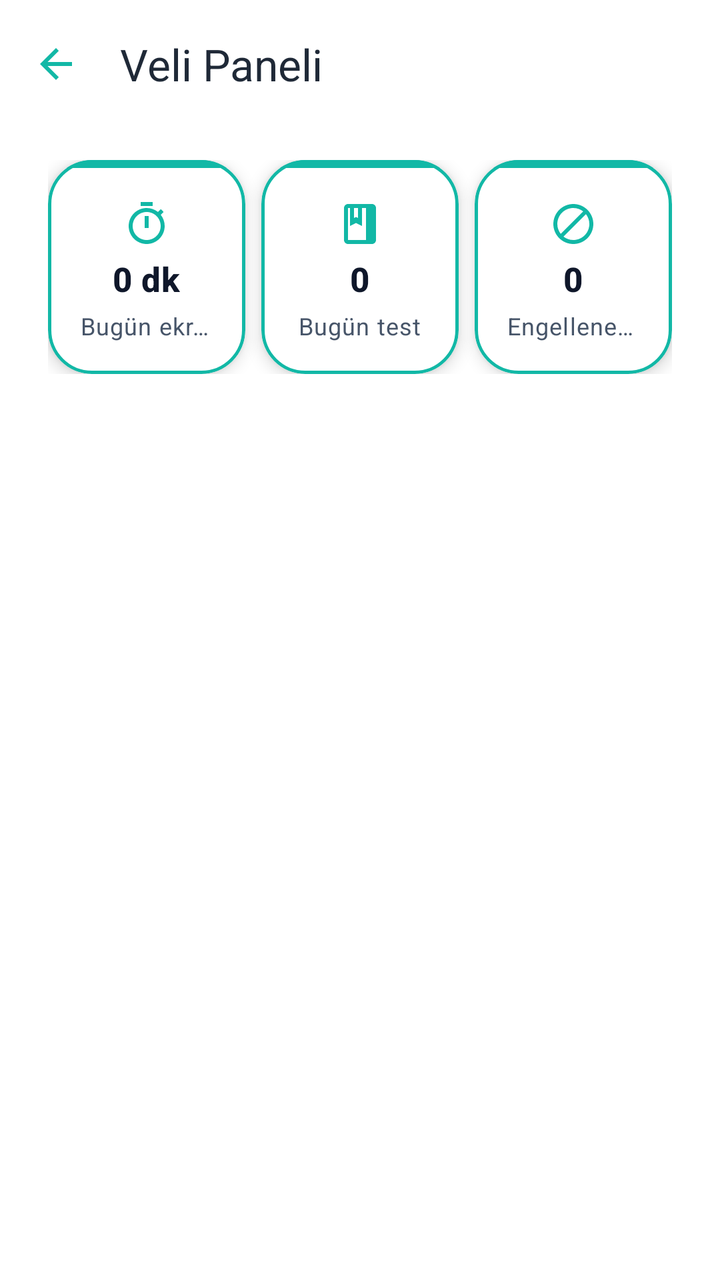
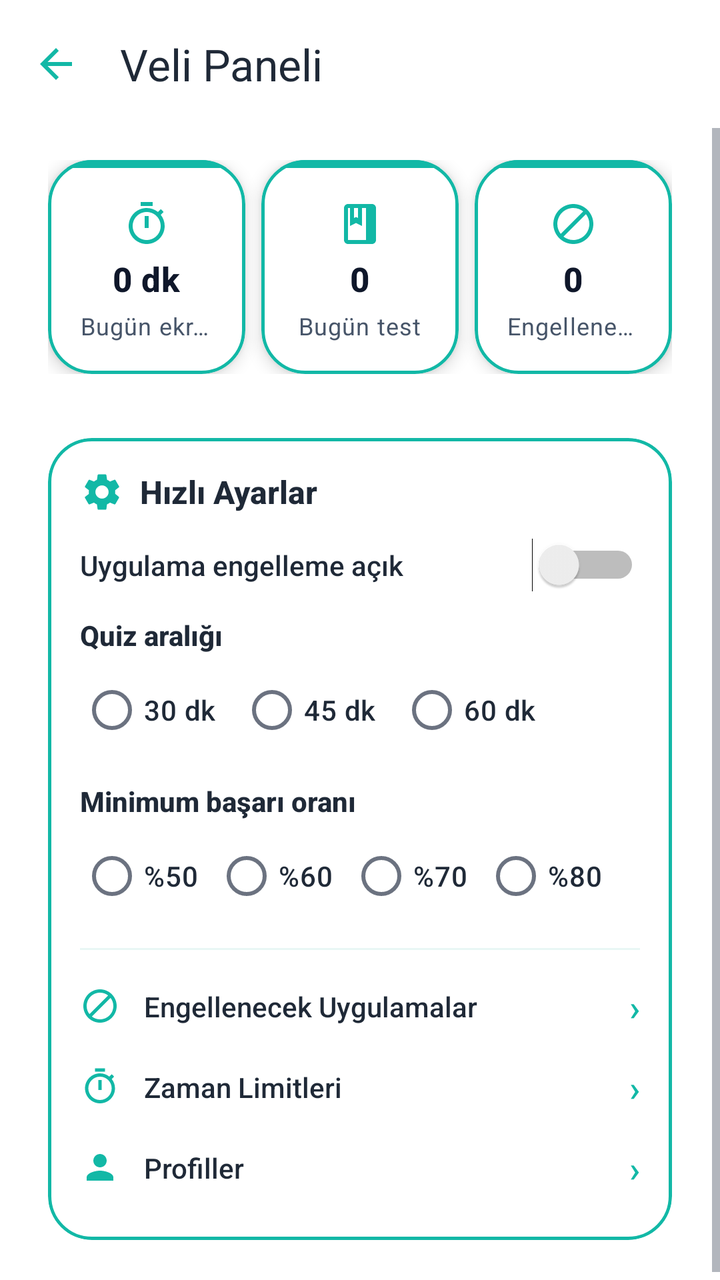

Before-and-after screenshots of an Android layout around one commit, followed by the original layout XML and the change that was made.
<!-- AndroidManifest.xml: application theme Theme.BrainBuddy -->
<!-- res/layout/activity_parent.xml -->
<?xml version="1.0" encoding="utf-8"?>
<LinearLayout xmlns:android="http://schemas.android.com/apk/res/android"
    xmlns:app="http://schemas.android.com/apk/res-auto"
    xmlns:tools="http://schemas.android.com/tools"
    android:layout_width="match_parent"
    android:layout_height="match_parent"
    android:orientation="vertical"
    android:background="@color/white">

    <com.google.android.material.appbar.MaterialToolbar
        android:id="@+id/toolbar"
        android:layout_width="match_parent"
        android:layout_height="?attr/actionBarSize"
        android:background="@color/white"
        app:title="@string/parent_hub_title"
        app:titleTextColor="@color/bb_text"
        app:navigationIcon="?attr/homeAsUpIndicator"
        app:navigationIconTint="?attr/colorPrimary" />

    <ScrollView
        android:layout_width="match_parent"
        android:layout_height="match_parent"
        android:fillViewport="true"
        android:clipToPadding="false"
        android:overScrollMode="never">

        <LinearLayout
            android:layout_width="match_parent"
            android:layout_height="wrap_content"
            android:orientation="vertical"
            android:paddingStart="@dimen/space_24"
            android:paddingEnd="@dimen/space_24"
            android:paddingTop="@dimen/space_16"
            android:paddingBottom="@dimen/space_24">

            
            <LinearLayout
                android:id="@+id/summaryRow"
                android:layout_width="match_parent"
                android:layout_height="wrap_content"
                android:orientation="horizontal"
                android:baselineAligned="false"
                android:layout_marginBottom="@dimen/space_16">

                <com.google.android.material.card.MaterialCardView
                    style="@style/Widget.BrainBuddy.AppCardWhite"
                    android:layout_width="0dp"
                    android:layout_height="wrap_content"
                    android:layout_weight="1"
                    android:layout_marginEnd="@dimen/space_4">

                    <LinearLayout
                        android:layout_width="match_parent"
                        android:layout_height="wrap_content"
                        android:orientation="vertical">

                        <View
                            android:layout_width="match_parent"
                            android:layout_height="@dimen/app_accent_bar_height"
                            android:background="@color/emerald_primary" />

                        <LinearLayout
                            android:layout_width="match_parent"
                            android:layout_height="wrap_content"
                            android:orientation="vertical"
                            android:padding="@dimen/space_16"
                            android:gravity="center">

                            <ImageView
                                android:layout_width="24dp"
                                android:layout_height="24dp"
                                android:src="@drawable/ic_timer"
                                android:tint="@color/emerald_primary"
                                app:tint="@color/emerald_primary"
                                android:contentDescription="@null" />

                            <TextView
                                android:id="@+id/tvTodayScreenTime"
                                style="@style/TextAppearance.BrainBuddy.AppTitle"
                                android:layout_width="wrap_content"
                                android:layout_height="wrap_content"
                                android:layout_marginTop="@dimen/space_4"
                                android:text="0 dk"
                                android:maxLines="1"
                                android:ellipsize="end" />

                            <TextView
                                style="@style/TextAppearance.BrainBuddy.AppSubtitle"
                                android:layout_width="wrap_content"
                                android:layout_height="wrap_content"
                                android:layout_marginTop="@dimen/space_4"
                                android:text="@string/parent_summary_screen_time"
                                android:maxLines="1"
                                android:ellipsize="end" />
                        </LinearLayout>
                    </LinearLayout>
                </com.google.android.material.card.MaterialCardView>

                <com.google.android.material.card.MaterialCardView
                    style="@style/Widget.BrainBuddy.AppCardWhite"
                    android:layout_width="0dp"
                    android:layout_height="wrap_content"
                    android:layout_weight="1"
                    android:layout_marginHorizontal="@dimen/space_4">

                    <LinearLayout
                        android:layout_width="match_parent"
                        android:layout_height="wrap_content"
                        android:orientation="vertical">

                        <View
                            android:layout_width="match_parent"
                            android:layout_height="@dimen/app_accent_bar_height"
                            android:background="@color/emerald_primary" />

                        <LinearLayout
                            android:layout_width="match_parent"
                            android:layout_height="wrap_content"
                            android:orientation="vertical"
                            android:padding="@dimen/space_16"
                            android:gravity="center">

                            <ImageView
                                android:layout_width="24dp"
                                android:layout_height="24dp"
                                android:src="@drawable/ic_quiz"
                                android:tint="@color/emerald_primary"
                                app:tint="@color/emerald_primary"
                                android:contentDescription="@null" />

                            <TextView
                                android:id="@+id/tvTodayTests"
                                style="@style/TextAppearance.BrainBuddy.AppTitle"
                                android:layout_width="wrap_content"
                                android:layout_height="wrap_content"
                                android:layout_marginTop="@dimen/space_4"
                                android:text="0"
                                android:maxLines="1"
                                android:ellipsize="end" />

                            <TextView
                                style="@style/TextAppearance.BrainBuddy.AppSubtitle"
                                android:layout_width="wrap_content"
                                android:layout_height="wrap_content"
                                android:layout_marginTop="@dimen/space_4"
                                android:text="@string/parent_summary_tests"
                                android:maxLines="1"
                                android:ellipsize="end" />
                        </LinearLayout>
                    </LinearLayout>
                </com.google.android.material.card.MaterialCardView>

                <com.google.android.material.card.MaterialCardView
                    style="@style/Widget.BrainBuddy.AppCardWhite"
                    android:layout_width="0dp"
                    android:layout_height="wrap_content"
                    android:layout_weight="1"
                    android:layout_marginStart="@dimen/space_4">

                    <LinearLayout
                        android:layout_width="match_parent"
                        android:layout_height="wrap_content"
                        android:orientation="vertical">

                        <View
                            android:layout_width="match_parent"
                            android:layout_height="@dimen/app_accent_bar_height"
                            android:background="@color/emerald_primary" />

                        <LinearLayout
                            android:layout_width="match_parent"
                            android:layout_height="wrap_content"
                            android:orientation="vertical"
                            android:padding="@dimen/space_16"
                            android:gravity="center">

                            <ImageView
                                android:layout_width="24dp"
                                android:layout_height="24dp"
                                android:src="@drawable/ic_block"
                                android:tint="@color/emerald_primary"
                                app:tint="@color/emerald_primary"
                                android:contentDescription="@null" />

                            <TextView
                                android:id="@+id/tvBlockedAppsCount"
                                style="@style/TextAppearance.BrainBuddy.AppTitle"
                                android:layout_width="wrap_content"
                                android:layout_height="wrap_content"
                                android:layout_marginTop="@dimen/space_4"
                                android:text="0"
                                android:maxLines="1"
                                android:ellipsize="end" />

                            <TextView
                                style="@style/TextAppearance.BrainBuddy.AppSubtitle"
                                android:layout_width="wrap_content"
                                android:layout_height="wrap_content"
                                android:layout_marginTop="@dimen/space_4"
                                android:text="@string/parent_summary_blocked"
                                android:maxLines="1"
                                android:ellipsize="end" />
                        </LinearLayout>
                    </LinearLayout>
                </com.google.android.material.card.MaterialCardView>
            </LinearLayout>

            
            <androidx.recyclerview.widget.RecyclerView
                android:layout_marginTop="@dimen/space_16"
                android:id="@+id/gridParentCategories"
                android:layout_width="match_parent"
                android:layout_height="wrap_content"
                android:nestedScrollingEnabled="false"
                android:clipToPadding="false"
                tools:listitem="@layout/item_parent_category"
                tools:itemCount="5"
                tools:layoutManager="androidx.recyclerview.widget.GridLayoutManager" />
        </LinearLayout>
    </ScrollView>
</LinearLayout>
<!-- res/layout/item_parent_category.xml (included above) -->
<?xml version="1.0" encoding="utf-8"?>
<com.google.android.material.card.MaterialCardView xmlns:android="http://schemas.android.com/apk/res/android"
    xmlns:app="http://schemas.android.com/apk/res-auto"
    android:id="@+id/cardRoot"
    style="@style/Widget.BrainBuddy.AppCardWhite"
    android:layout_width="match_parent"
    android:layout_height="wrap_content"
    android:layout_margin="@dimen/space_8"
    android:minHeight="130dp">

    <LinearLayout
        android:layout_width="match_parent"
        android:layout_height="wrap_content"
        android:orientation="vertical"
        android:gravity="center_horizontal">

        <View
            android:layout_width="match_parent"
            android:layout_height="@dimen/app_accent_bar_height"
            android:background="@color/emerald_primary" />

        <LinearLayout
            android:layout_width="match_parent"
            android:layout_height="wrap_content"
            android:orientation="vertical"
            android:gravity="center_horizontal"
            android:padding="@dimen/space_16">

            <ImageView
                android:id="@+id/icon"
                android:layout_width="40dp"
                android:layout_height="40dp"
                android:contentDescription="@null"
                android:tint="@color/emerald_primary"
                app:tint="@color/emerald_primary" />

            <TextView
                android:id="@+id/title"
                style="@style/TextAppearance.BrainBuddy.AppTitle"
                android:layout_width="wrap_content"
                android:layout_height="wrap_content"
                android:layout_marginTop="@dimen/space_12"
                android:gravity="center"
                android:maxLines="2"
                android:ellipsize="end" />

            <TextView
                android:id="@+id/subtitle"
                style="@style/TextAppearance.BrainBuddy.AppSubtitle"
                android:layout_width="wrap_content"
                android:layout_height="wrap_content"
                android:layout_marginTop="@dimen/space_4"
                android:gravity="center"
                android:maxLines="2"
                android:ellipsize="end" />
        </LinearLayout>
    </LinearLayout>
</com.google.android.material.card.MaterialCardView>
<!-- resources referenced by this layout -->
<resources>
  <color name="bb_text">#1F2937</color>
  <color name="emerald_primary">#12B8A6</color>
  <color name="white">#FFFFFF</color>
  <dimen name="app_accent_bar_height">4dp</dimen>
  <dimen name="space_12">12dp</dimen>
  <dimen name="space_16">16dp</dimen>
  <dimen name="space_24">24dp</dimen>
  <dimen name="space_4">4dp</dimen>
  <dimen name="space_8">8dp</dimen>
  <string name="parent_hub_title">Veli Paneli</string>
  <string name="parent_summary_blocked">Engellenen uygulama</string>
  <string name="parent_summary_screen_time">Bugün ekran süresi</string>
  <string name="parent_summary_tests">Bugün test</string>
  <color name="app_subtitle">#475569</color>
  <color name="app_title">#0F172A</color>
  <dimen name="app_card_radius">22dp</dimen>
  <dimen name="app_card_elevation">5dp</dimen>
  <dimen name="app_card_stroke_width">1.5dp</dimen>
  <color name="bb_primary">@color/emerald_primary</color>
  <color name="bb_secondary">@color/emerald_dark</color>
  <color name="bb_accent">#FFC107</color>
  <color name="black">#000000</color>
  <color name="bb_error">#FF5252</color>
  <color name="bb_bg">@color/emerald_light</color>
  <color name="bb_surface_container">@color/emerald_surface</color>
  <color name="bb_outline_variant">@color/emerald_primary</color>
  <color name="bb_text_muted">#6B7280</color>
  <color name="emerald_light">#E8F7F5</color>
  <color name="emerald_dark">#0E9C8D</color>
  <color name="emerald_surface">#F2FBFA</color>
  <!-- unchanged entries left out for length: 9 -->
</resources>

<!-- the commit's change to res/layout/activity_parent.xml (unified diff, before → after) -->
@@ -216,6 +216,13 @@
                 tools:listitem="@layout/item_parent_category"
                 tools:itemCount="5"
                 tools:layoutManager="androidx.recyclerview.widget.GridLayoutManager" />
+
+            
+            <include
+                android:id="@+id/includeQuickSettings"
+                layout="@layout/include_parent_quick_settings"
+                android:layout_width="match_parent"
+                android:layout_height="wrap_content"/>
         </LinearLayout>
     </ScrollView>
 </LinearLayout>
@@ -278,3 +285,267 @@
         </LinearLayout>
     </LinearLayout>
 </com.google.android.material.card.MaterialCardView>
+<!-- res/layout/include_parent_quick_settings.xml (included above) -->
+<?xml version="1.0" encoding="utf-8"?>
+<com.google.android.material.card.MaterialCardView xmlns:android="http://schemas.android.com/apk/res/android"
+    xmlns:app="http://schemas.android.com/apk/res-auto"
+    xmlns:tools="http://schemas.android.com/tools"
+    android:id="@+id/cardQuickSettings"
+    android:layout_width="match_parent"
+    android:layout_height="wrap_content"
+    android:layout_marginTop="@dimen/space_16"
+    app:cardBackgroundColor="@color/white"
+    app:strokeColor="@color/emerald_primary"
+    app:strokeWidth="1.5dp"
+    app:cardCornerRadius="@dimen/app_card_radius"
+    app:cardElevation="0dp">
+
+    <LinearLayout
+        android:layout_width="match_parent"
+        android:layout_height="wrap_content"
+        android:orientation="vertical"
+        android:padding="@dimen/space_16">
+
+        <LinearLayout
+            android:layout_width="match_parent"
+            android:layout_height="wrap_content"
+            android:orientation="horizontal"
+            android:gravity="center_vertical">
+
+            <ImageView
+                android:layout_width="22dp"
+                android:layout_height="22dp"
+                android:src="@drawable/ic_settings"
+                app:tint="@color/emerald_primary"
+                android:contentDescription="@null"/>
+
+            <TextView
+                android:layout_width="wrap_content"
+                android:layout_height="wrap_content"
+                android:layout_marginStart="@dimen/space_8"
+                android:text="@string/quick_settings_title"
+                android:textSize="16sp"
+                android:textStyle="bold"
+                android:textColor="@color/bb_text"/>
+        </LinearLayout>
+
+        
+        <LinearLayout
+            android:layout_width="match_parent"
+            android:layout_height="wrap_content"
+            android:orientation="horizontal"
+            android:gravity="center_vertical"
+            android:layout_marginTop="@dimen/space_12">
+
+            <TextView
+                android:layout_width="0dp"
+                android:layout_height="wrap_content"
+                android:layout_weight="1"
+                android:text="@string/settings_protection_on"
+                android:textSize="14sp"
+                android:textColor="@color/bb_text"/>
+
+            <Switch
+                android:id="@+id/quickSwitchAppBlocking"
+                android:layout_width="wrap_content"
+                android:layout_height="wrap_content"/>
+        </LinearLayout>
+
+        
+        <TextView
+            android:layout_width="match_parent"
+            android:layout_height="wrap_content"
+            android:layout_marginTop="@dimen/space_12"
+            android:text="@string/settings_quiz_interval"
+            android:textSize="14sp"
+            android:textStyle="bold"
+            android:textColor="@color/bb_text"/>
+
+        <RadioGroup
+            android:id="@+id/quickQuizIntervalGroup"
+            android:layout_width="match_parent"
+            android:layout_height="wrap_content"
+            android:orientation="horizontal"
+            android:layout_marginTop="@dimen/space_4">
+
+            <RadioButton
+                android:id="@+id/quickInterval30"
+                android:layout_width="wrap_content"
+                android:layout_height="wrap_content"
+                android:layout_marginEnd="@dimen/space_12"
+                android:text="@string/interval_30"
+                android:textColor="@color/bb_text"/>
+
+            <RadioButton
+                android:id="@+id/quickInterval45"
+                android:layout_width="wrap_content"
+                android:layout_height="wrap_content"
+                android:layout_marginEnd="@dimen/space_12"
+                android:text="@string/interval_45"
+                android:textColor="@color/bb_text"/>
+
+            <RadioButton
+                android:id="@+id/quickInterval60"
+                android:layout_width="wrap_content"
+                android:layout_height="wrap_content"
+                android:text="@string/interval_60"
+                android:textColor="@color/bb_text"/>
+        </RadioGroup>
+
+        
+        <TextView
+            android:layout_width="match_parent"
+            android:layout_height="wrap_content"
+            android:layout_marginTop="@dimen/space_12"
+            android:text="@string/settings_min_success_rate"
+            android:textSize="14sp"
+            android:textStyle="bold"
+            android:textColor="@color/bb_text"/>
+
+        <RadioGroup
+            android:id="@+id/quickSuccessRateGroup"
+            android:layout_width="match_parent"
+            android:layout_height="wrap_content"
+            android:orientation="horizontal"
+            android:layout_marginTop="@dimen/space_4">
+
+            <RadioButton
+                android:id="@+id/quickSuccessRate50"
+                android:layout_width="wrap_content"
+                android:layout_height="wrap_content"
+                android:layout_marginEnd="@dimen/space_8"
+                android:text="@string/success_rate_50"
+                android:textColor="@color/bb_text"/>
+
+            <RadioButton
+                android:id="@+id/quickSuccessRate60"
+                android:layout_width="wrap_content"
+                android:layout_height="wrap_content"
+                android:layout_marginEnd="@dimen/space_8"
+                android:text="@string/success_rate_60"
+                android:textColor="@color/bb_text"/>
+
+            <RadioButton
+                android:id="@+id/quickSuccessRate70"
+                android:layout_width="wrap_content"
+                android:layout_height="wrap_content"
+                android:layout_marginEnd="@dimen/space_8"
+                android:text="@string/success_rate_70"
+                android:textColor="@color/bb_text"/>
+
+            <RadioButton
+                android:id="@+id/quickSuccessRate80"
+                android:layout_width="wrap_content"
+                android:layout_height="wrap_content"
+                android:text="@string/success_rate_80"
+                android:textColor="@color/bb_text"/>
+        </RadioGroup>
+
+        
+        <View
+            android:layout_width="match_parent"
+            android:layout_height="1dp"
+            android:layout_marginTop="@dimen/space_12"
+            android:layout_marginBottom="@dimen/space_8"
+            android:background="@color/emerald_light"/>
+
+        <LinearLayout
+            android:id="@+id/rowBlockedApps"
+            android:layout_width="match_parent"
+            android:layout_height="wrap_content"
+            android:orientation="horizontal"
+            android:gravity="center_vertical"
+            android:paddingVertical="@dimen/space_8"
+            android:background="?attr/selectableItemBackground">
+
+            <ImageView
+                android:layout_width="20dp"
+                android:layout_height="20dp"
+                android:src="@drawable/ic_block"
+                app:tint="@color/emerald_primary"
+                android:contentDescription="@null"/>
+
+            <TextView
+                android:layout_width="0dp"
+                android:layout_height="wrap_content"
+                android:layout_weight="1"
+                android:layout_marginStart="@dimen/space_12"
+                android:text="@string/quick_settings_blocked_apps"
+                android:textSize="14sp"
+                android:textColor="@color/bb_text"/>
+
+            <TextView
+                android:layout_width="wrap_content"
+                android:layout_height="wrap_content"
+                android:text="›"
+                android:textSize="18sp"
+                android:textColor="@color/emerald_primary"/>
+        </LinearLayout>
+
+        <LinearLayout
+            android:id="@+id/rowTimeLimits"
+            android:layout_width="match_parent"
+            android:layout_height="wrap_content"
+            android:orientation="horizontal"
+            android:gravity="center_vertical"
+            android:paddingVertical="@dimen/space_8"
+            android:background="?attr/selectableItemBackground">
+
+            <ImageView
+                android:layout_width="20dp"
+                android:layout_height="20dp"
+                android:src="@drawable/ic_timer"
+                app:tint="@color/emerald_primary"
+                android:contentDescription="@null"/>
+
+            <TextView
+                android:layout_width="0dp"
+                android:layout_height="wrap_content"
+                android:layout_weight="1"
+                android:layout_marginStart="@dimen/space_12"
+                android:text="@string/settings_time_limits"
+                android:textSize="14sp"
+                android:textColor="@color/bb_text"/>
+
+            <TextView
+                android:layout_width="wrap_content"
+                android:layout_height="wrap_content"
+                android:text="›"
+                android:textSize="18sp"
+                android:textColor="@color/emerald_primary"/>
+        </LinearLayout>
+
+        <LinearLayout
+            android:id="@+id/rowProfiles"
+            android:layout_width="match_parent"
+            android:layout_height="wrap_content"
+            android:orientation="horizontal"
+            android:gravity="center_vertical"
+            android:paddingVertical="@dimen/space_8"
+            android:background="?attr/selectableItemBackground">
+
+            <ImageView
+                android:layout_width="20dp"
+                android:layout_height="20dp"
+                android:src="@drawable/ic_avatar"
+                app:tint="@color/emerald_primary"
+                android:contentDescription="@null"/>
+
+            <TextView
+                android:layout_width="0dp"
+                android:layout_height="wrap_content"
+                android:layout_weight="1"
+                android:layout_marginStart="@dimen/space_12"
+                android:text="@string/quick_settings_profiles"
+                android:textSize="14sp"
+                android:textColor="@color/bb_text"/>
+
+            <TextView
+                android:layout_width="wrap_content"
+                android:layout_height="wrap_content"
+                android:text="›"
+                android:textSize="18sp"
+                android:textColor="@color/emerald_primary"/>
+        </LinearLayout>
+    </LinearLayout>
+</com.google.android.material.card.MaterialCardView>
<!-- resource entries referenced after the edit -->
@@ -9,10 +9,46 @@
   <dimen name="space_24">24dp</dimen>
   <dimen name="space_4">4dp</dimen>
   <dimen name="space_8">8dp</dimen>
+  <!-- drawable ic_avatar (drawable) -->
+  <?xml version="1.0" encoding="utf-8"?>
+  <vector xmlns:android="http://schemas.android.com/apk/res/android"
+      android:width="24dp"
+      android:height="24dp"
+      android:viewportWidth="24"
+      android:viewportHeight="24">
+      <path
+          android:fillColor="#FF000000"
+          android:pathData="M12,12c2.21,0 4,-1.79 4,-4s-1.79,-4 -4,-4 -4,1.79 -4,4 1.79,4 4,4zM12,14c-2.67,0 -8,1.34 -8,4v2h16v-2c0,-2.66 -5.33,-4 -8,-4z"/>
+  </vector>
+  <!-- drawable ic_settings (drawable) -->
+  <?xml version="1.0" encoding="utf-8"?>
+  <vector xmlns:android="http://schemas.android.com/apk/res/android"
+      android:width="24dp"
+      android:height="24dp"
+      android:viewportWidth="24"
+      android:viewportHeight="24">
+      <path
+          android:fillColor="#FF000000"
+          android:pathData="M19.14,12.94c0.04,-0.31 0.06,-0.63 0.06,-0.94c0,-0.31 -0.02,-0.63 -0.06,-0.94l2.03,-1.58c0.18,-0.14 0.23,-0.41 0.12,-0.61l-1.92,-3.32c-0.12,-0.22 -0.37,-0.29 -0.59,-0.22l-2.39,0.96c-0.5,-0.38 -1.03,-0.7 -1.62,-0.94L14.4,2.81c-0.04,-0.24 -0.24,-0.41 -0.48,-0.41h-3.84c-0.24,0 -0.43,0.17 -0.47,0.41L9.25,5.35C8.66,5.59 8.12,5.92 7.63,6.29L5.24,5.33c-0.22,-0.08 -0.47,0 -0.59,0.22L2.74,8.87C2.62,9.08 2.66,9.34 2.86,9.48l2.03,1.58C4.84,11.31 4.8,11.63 4.8,12s0.02,0.69 0.06,1.02l-2.03,1.58c-0.18,0.14 -0.23,0.41 -0.12,0.61l1.92,3.32c0.12,0.22 0.37,0.29 0.59,0.22l2.39,-0.96c0.5,0.38 1.03,0.7 1.62,0.94l0.36,2.54c0.05,0.24 0.24,0.41 0.48,0.41h3.84c0.24,0 0.44,-0.17 0.47,-0.41l0.36,-2.54c0.59,-0.24 1.13,-0.56 1.62,-0.94l2.39,0.96c0.22,0.08 0.47,0 0.59,-0.22l1.92,-3.32c0.12,-0.22 0.07,-0.47 -0.12,-0.61L19.14,12.94zM12,15.6c-1.98,0 -3.6,-1.62 -3.6,-3.6s1.62,-3.6 3.6,-3.6s3.6,1.62 3.6,3.6S13.98,15.6 12,15.6z"/>
+  </vector>
+  <string name="interval_30">30 dk</string>
+  <string name="interval_45">45 dk</string>
+  <string name="interval_60">60 dk</string>
   <string name="parent_hub_title">Veli Paneli</string>
   <string name="parent_summary_blocked">Engellenen uygulama</string>
   <string name="parent_summary_screen_time">Bugün ekran süresi</string>
   <string name="parent_summary_tests">Bugün test</string>
+  <string name="quick_settings_blocked_apps">Engellenecek Uygulamalar</string>
+  <string name="quick_settings_profiles">Profiller</string>
+  <string name="quick_settings_title">Hızlı Ayarlar</string>
+  <string name="settings_min_success_rate">Minimum başarı oranı</string>
+  <string name="settings_protection_on">Uygulama engelleme açık</string>
+  <string name="settings_quiz_interval">Quiz aralığı</string>
+  <string name="settings_time_limits">Zaman Limitleri</string>
+  <string name="success_rate_50">%50</string>
+  <string name="success_rate_60">%60</string>
+  <string name="success_rate_70">%70</string>
+  <string name="success_rate_80">%80</string>
   <color name="app_subtitle">#475569</color>
   <color name="app_title">#0F172A</color>
   <dimen name="app_card_radius">22dp</dimen>
